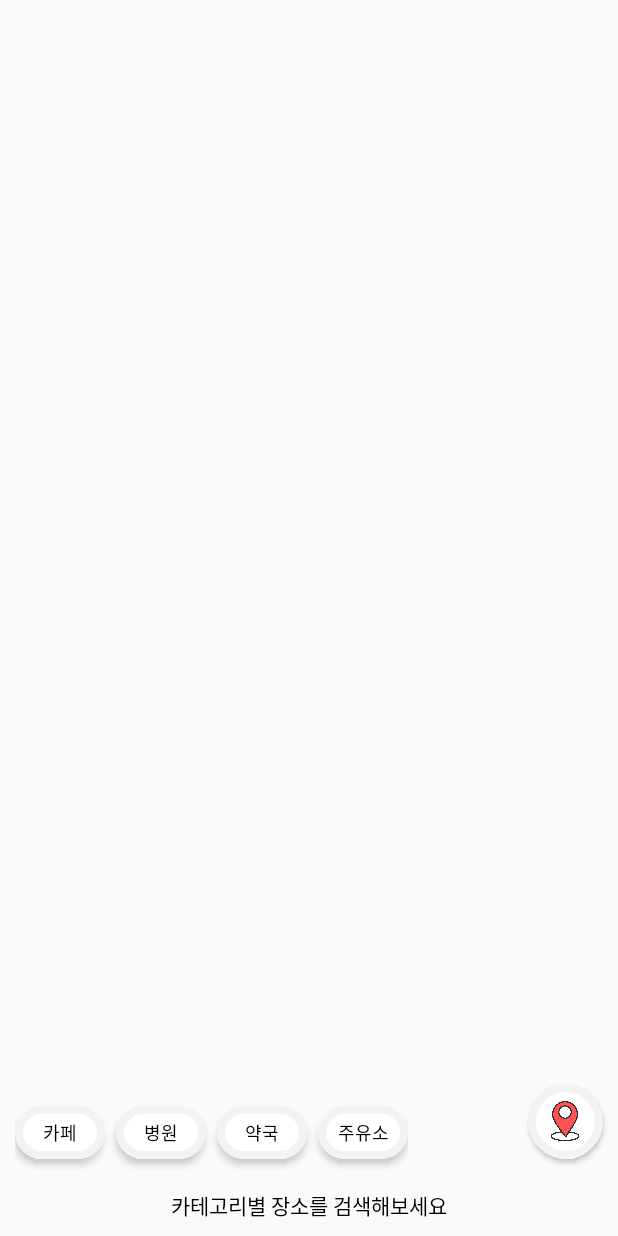
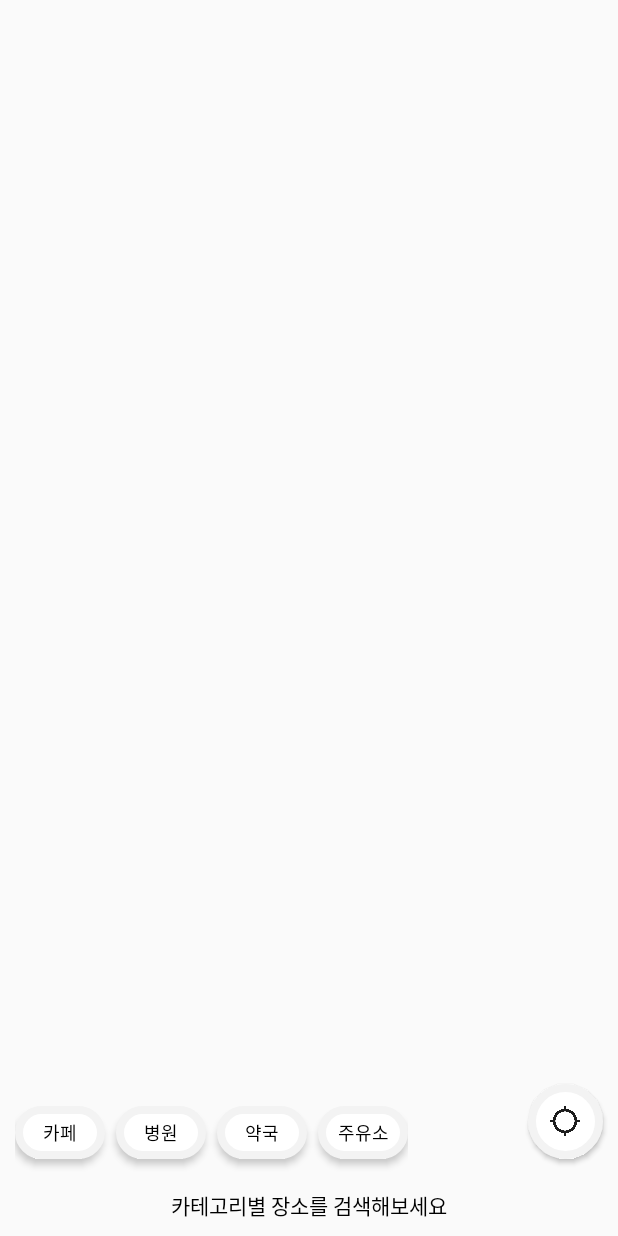
Before and after one commit to JiHyeonJu/KaKaoMapTest, an Android app: the screen it shows after launch (MainActivity), on a phone screen of 412 x 824 dp. Run offline under Robolectric (Android 15) with nearby library versions, the phone set to English and light mode, and no system bars; libraries missing offline, so code that uses them is left out: net.daum.mf; 9 statements that could not run were skipped.

Commit message:
apply drawable images

```diff
--- a/app/src/main/java/com/kakao/android/kakaomaptest/ui/mapview/MapFragment.kt
+++ b/app/src/main/java/com/kakao/android/kakaomaptest/ui/mapview/MapFragment.kt
@@ -130,8 +130,8 @@ class MapFragment : Fragment(), MapView.CurrentLocationEventListener, MapView.PO
             isTrackingMode = true
             Toast.makeText(
                 mContext,
-                "현재 위치를 따라가며 중심좌표가 변경됩니다\n트레킹 모드에서는 지도중심이 아닌 현재위치 근처로 검색됩니다",
-                Toast.LENGTH_SHORT
+                "현재 위치를 따라가며 중심좌표가 변경됩니다\n\n* 지도중심이 아닌 현재위치 근처로 검색됩니다 *",
+                Toast.LENGTH_LONG
             ).show()
         }
         mMapView.currentLocationTrackingMode =
--- a/app/src/main/res/drawable/tracking_btn_background.xml
+++ b/app/src/main/res/drawable/tracking_btn_background.xml
@@ -13,8 +13,8 @@
         </shape>
     </item>
     <item
-        android:width="40dp"
-        android:height="40dp"
-        android:drawable="@drawable/tracking_pin"
+        android:width="20dp"
+        android:height="20dp"
+        android:drawable="@drawable/location"
         android:gravity="center" />
 </layer-list>
--- a/app/src/main/res/drawable/tracking_btn_selected_background.xml
+++ b/app/src/main/res/drawable/tracking_btn_selected_background.xml
@@ -6,15 +6,15 @@
             <stroke
                 android:width="5dp"
                 android:color="#f3f3f3" />
-            <solid android:color="@color/red_selected" />
+            <solid android:color="@color/yellow" />
             <size
                 android:width="50dp"
                 android:height="50dp" />
         </shape>
     </item>
     <item
-        android:width="40dp"
-        android:height="40dp"
-        android:drawable="@drawable/tracking_pin"
+        android:width="20dp"
+        android:height="20dp"
+        android:drawable="@drawable/location"
         android:gravity="center" />
 </layer-list>
--- a/app/src/main/res/layout/marker_list_item.xml
+++ b/app/src/main/res/layout/marker_list_item.xml
@@ -48,15 +48,15 @@
 
         <ImageView
             android:id="@+id/go_to_view"
-            android:layout_width="35dp"
-            android:layout_height="35dp"
+            android:layout_width="32dp"
+            android:layout_height="32dp"
             android:layout_marginTop="2dp"
             android:background="@drawable/arrow" />
 
         <TextView
             android:layout_width="wrap_content"
             android:layout_height="wrap_content"
-            android:layout_marginTop="2dp"
+            android:layout_marginTop="5dp"
             android:text="지도에서 보기"
             android:textColor="@color/black"
             android:textSize="9dp" />
```
Also changed, not shown: app/src/main/res/drawable/arrow.png, app/src/main/res/drawable/location.png (added), app/src/main/res/drawable/pin.png (deleted).
